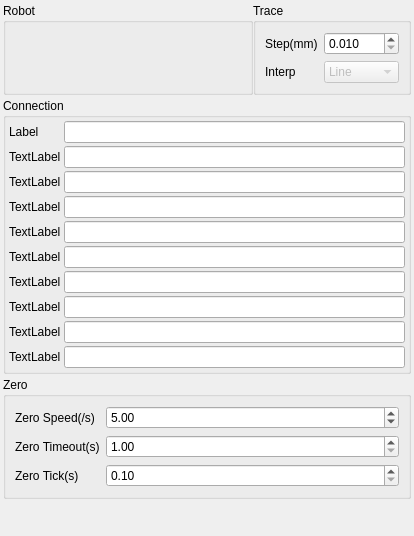
Before: the Qt Designer form source/wnd/ui/robocompref.ui in ww4u/megarobostudio, drawn with Qt 5.
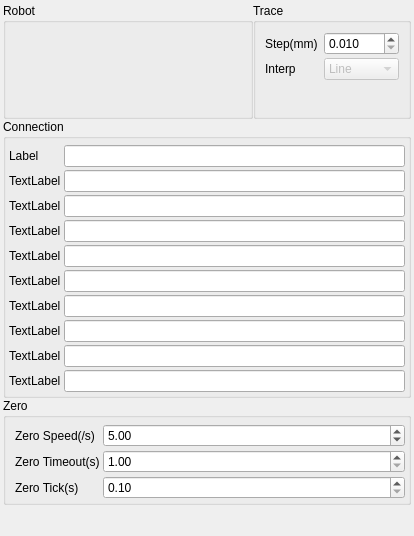
After: the same form once the commit is applied. Custom widgets are drawn as their Qt base class.

```diff
--- a/source/wnd/ui/robocompref.ui
+++ b/source/wnd/ui/robocompref.ui
@@ -15,7 +15,7 @@
   </property>
   <layout class="QVBoxLayout" name="verticalLayout">
    <property name="spacing">
-    <number>3</number>
+    <number>0</number>
    </property>
    <property name="leftMargin">
     <number>3</number>
@@ -58,6 +58,9 @@
         <string>Robot</string>
        </property>
        <layout class="QGridLayout" name="gridLayout_3">
+        <property name="verticalSpacing">
+         <number>3</number>
+        </property>
         <item row="0" column="0">
          <widget class="RobotAddr" name="widget" native="true"/>
         </item>
@@ -70,6 +73,9 @@
         <string>Trace</string>
        </property>
        <layout class="QGridLayout" name="gridLayout_4">
+        <property name="verticalSpacing">
+         <number>3</number>
+        </property>
         <item row="0" column="0">
          <widget class="QLabel" name="label_16">
           <property name="text">
@@ -99,6 +105,13 @@
           </item>
          </widget>
         </item>
+        <item row="1" column="0">
+         <widget class="QLabel" name="label_17">
+          <property name="text">
+           <string>Interp</string>
+          </property>
+         </widget>
+        </item>
         <item row="0" column="1">
          <widget class="QDoubleSpinBox" name="spinInterpStep">
           <property name="decimals">
@@ -112,12 +125,18 @@
           </property>
          </widget>
         </item>
-        <item row="1" column="0">
-         <widget class="QLabel" name="label_17">
-          <property name="text">
-           <string>Interp</string>
+        <item row="2" column="1">
+         <spacer name="verticalSpacer_2">
+          <property name="orientation">
+           <enum>Qt::Vertical</enum>
           </property>
-         </widget>
+          <property name="sizeHint" stdset="0">
+           <size>
+            <width>20</width>
+            <height>40</height>
+           </size>
+          </property>
+         </spacer>
         </item>
        </layout>
       </widget>
@@ -140,7 +159,7 @@
        <number>3</number>
       </property>
       <property name="topMargin">
-       <number>3</number>
+       <number>6</number>
       </property>
       <property name="rightMargin">
        <number>3</number>
@@ -257,6 +276,21 @@
       <string>Zero</string>
      </property>
      <layout class="QFormLayout" name="formLayout">
+      <property name="horizontalSpacing">
+       <number>3</number>
+      </property>
+      <property name="verticalSpacing">
+       <number>3</number>
+      </property>
+      <property name="topMargin">
+       <number>6</number>
+      </property>
+      <property name="rightMargin">
+       <number>3</number>
+      </property>
+      <property name="bottomMargin">
+       <number>3</number>
+      </property>
       <item row="0" column="0">
        <widget class="QLabel" name="label">
         <property name="text">
```
